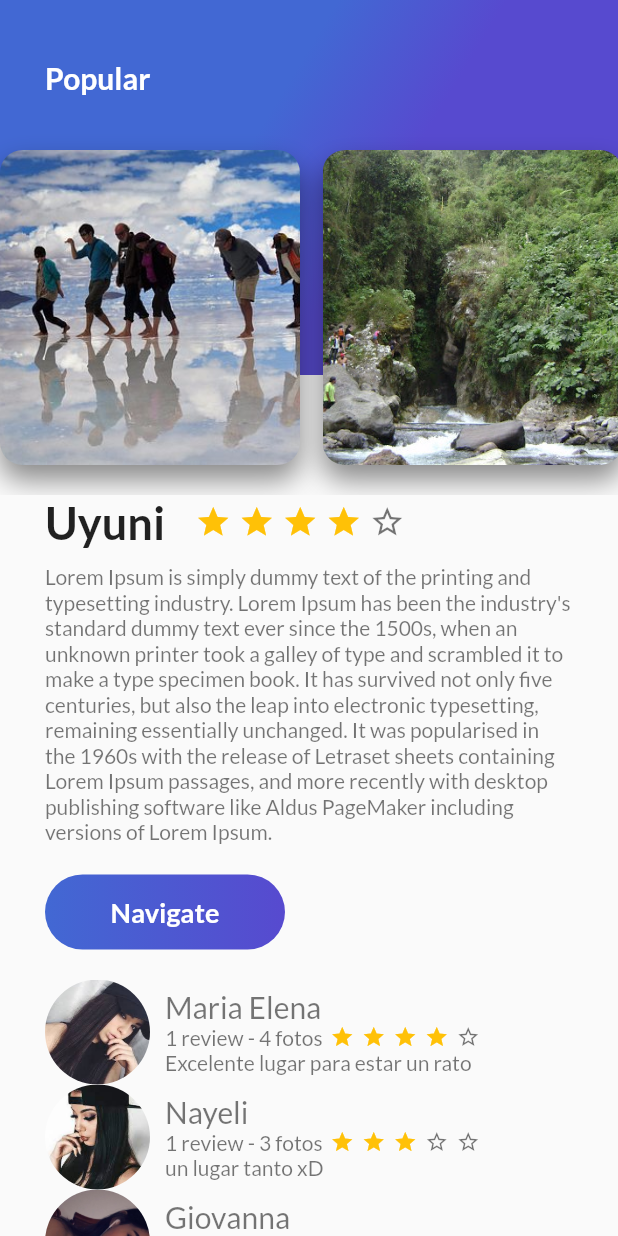
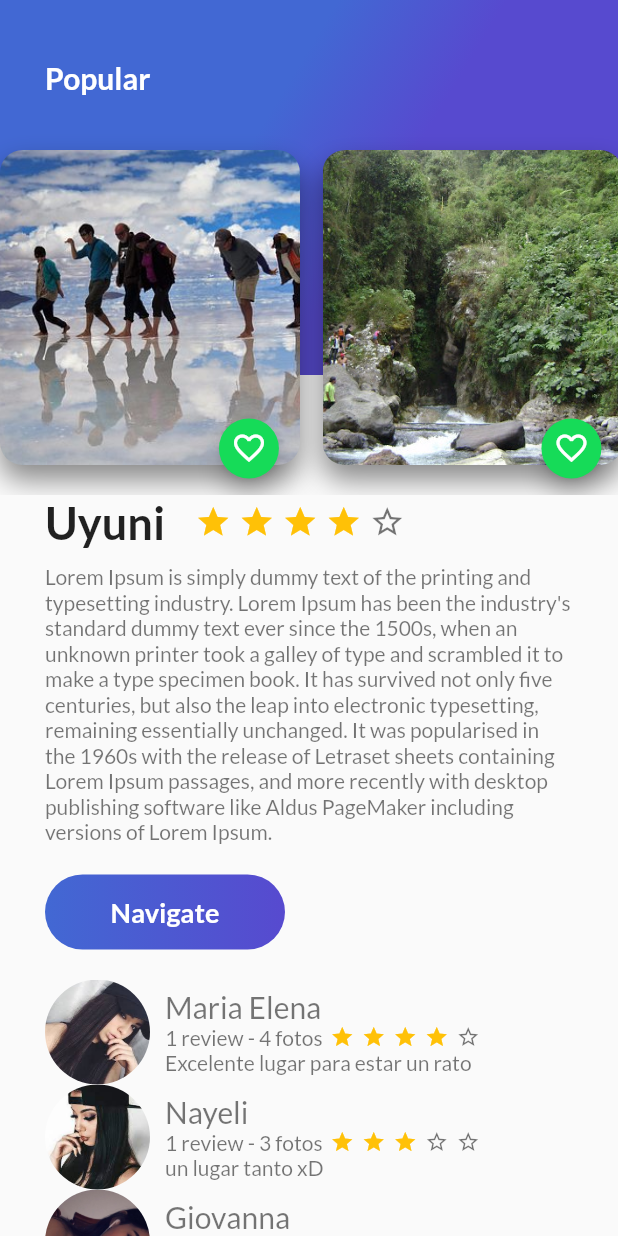
Before and after one commit to wowlegionomg/proyectoplaceparte1, a Flutter app: the screen it shows after launch, on a phone screen of 412 x 824 dp. Run offline on Flutter 3.47's test engine with Material 2 defaults, Android fonts, the phone set to English and light mode, and no system bars; our stand-ins replace google_fonts.

Commit message:
Clase 7 (07/09/2021) agregacion del FloatingActionButton

```diff
--- a/lib/card_image.dart
+++ b/lib/card_image.dart
@@ -4,13 +4,14 @@ import 'dart:ui' as ui;
 import 'package:google_fonts/google_fonts.dart';
 import 'review.dart';
 import 'gradient_back.dart';
+import 'fab_green.dart';
 class CardImage extends StatelessWidget{
   String path;
   CardImage(this.path);
   @override
   Widget build(BuildContext context) {
     //cardimage
-    final cardimage= Padding(
+    final card= Padding(
       //height: 200,
       padding: EdgeInsets.only(
         top: 100,
@@ -39,6 +40,15 @@ class CardImage extends StatelessWidget{
         ),
       ),
     );
-    return cardimage;
+
+    //stack
+    final cardImage=Stack(
+      alignment: Alignment(0.7, 0.95),
+      children: <Widget>[
+        card,
+        FabGreen()
+      ],
+    );
+    return cardImage;
   }
 }
--- /dev/null
+++ b/lib/fab_green.dart
@@ -0,0 +1,39 @@
+import 'package:flutter/cupertino.dart';
+import 'package:flutter/material.dart';
+import 'dart:ui' as ui;
+import 'package:google_fonts/google_fonts.dart';
+class FabGreen extends StatefulWidget{
+  @override
+  State<StatefulWidget> createState(){
+    return _FabGreen();
+  }
+}
+
+class _FabGreen extends State<FabGreen>{
+  var _fabIcon= Icons.favorite_border;
+  void onPressedfav() {
+    //setstate() update estado widget
+    setState(() {
+      if(_fabIcon==Icons.favorite_border){
+        _fabIcon=Icons.favorite;
+      }
+      else{
+        _fabIcon=Icons.favorite_border;
+      }
+    });
+  }
+  @override
+  Widget build(BuildContext context) {
+    final fabGreen= FloatingActionButton(
+      backgroundColor: Color(0xFF16db58),
+      mini: true,
+      tooltip: "Fab",
+      child: Icon(
+        _fabIcon
+      ),
+      onPressed: onPressedfav,
+    );
+    return fabGreen;
+  }
+
+}
```
